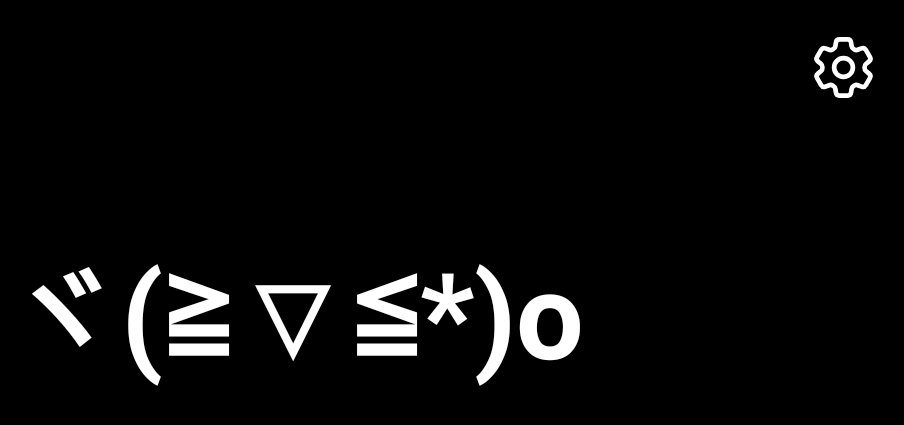
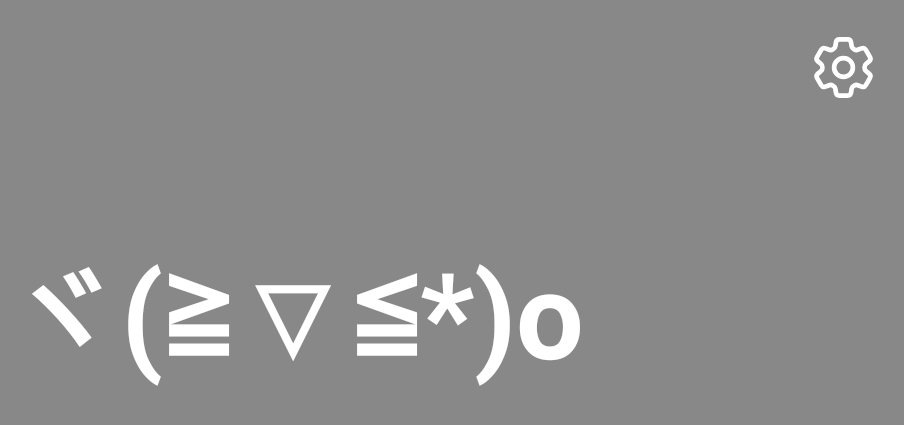
Before and after one commit to lswlc33/AS-Emoji-Clock, an Android app: the screen it shows after launch (MainActivity), on a phone screen of 824 x 412 dp (held sideways). Shown: the top 425 px of the screen, without its empty margins (325-1229 px from the left). Run offline under Robolectric (Android 15) with nearby library versions, the phone set to English and light mode, and no system bars.

Commit message:
添加了自定义表情文本功能

```diff
--- a/app/src/main/java/testcom/ikun/myclock/MainActivity.java
+++ b/app/src/main/java/testcom/ikun/myclock/MainActivity.java
@@ -19,6 +19,53 @@ import java.util.ArrayList;
 import java.util.Random;
 
 public class MainActivity extends AppCompatActivity {
+    static ArrayList<String> bg_colors = new ArrayList<String>();
+    static ArrayList<String> emoji_text = new ArrayList<String>();
+    static {
+        bg_colors.add("BLACK");
+        bg_colors.add("BLUE");
+        bg_colors.add("CYAN");
+        bg_colors.add("GRAY");
+        bg_colors.add("GREEN");
+        bg_colors.add("MAGENTA");
+        bg_colors.add("RED");
+        emoji_text.add("ヾ(≧▽≦*)o");
+        emoji_text.add("(●'◡'●))");
+        emoji_text.add("q(≧▽≦q)");
+        emoji_text.add("(≧∇≦)ﾉ)");
+        emoji_text.add("ヾ(^▽^*)))");
+        emoji_text.add("♪(´▽｀)");
+    }
+
+
+
+
+
+    public void init_main() {
+        //
+        FrameLayout background = (FrameLayout) findViewById(R.id.background);
+        TextView text = (TextView) findViewById(R.id.textView);
+
+        Random random = new Random();
+        int index = random.nextInt(bg_colors.size());
+        int index2 = random.nextInt(emoji_text.size());
+
+        text.setTextSize(Setting.emojitextsize);
+
+        if (Setting.isallowbgcolorchange) {
+            background.setBackgroundColor(Color.parseColor(bg_colors.get(index)));
+        } ;
+        if (Setting.isallowemojitextchange) {
+        }else{
+            if(Setting.iscustomemojitext) {
+                text.setText(Setting.customemojitext);
+            }else {
+                text.setText(emoji_text.get(index2));
+            }
+        }
+    }
+
+
 
     @Override
     protected void onCreate(Bundle savedInstanceState) {
@@ -31,6 +78,7 @@ public class MainActivity extends AppCompatActivity {
         TextView text = (TextView) findViewById(R.id.textView);
         ImageView image = (ImageView) findViewById(R.id.imageView2);
         text.setTextSize(Setting.emojitextsize);
+        init_main();
 
         image.setOnClickListener(new View.OnClickListener() {
             @Override
@@ -45,38 +93,7 @@ public class MainActivity extends AppCompatActivity {
         background.setOnClickListener(new View.OnClickListener() {
             @Override
             public void onClick(View view) {
-                ArrayList<String> colors;
-                colors = new ArrayList<String>();
-                colors.add("BLACK");
-                colors.add("BLUE");
-                colors.add("CYAN");
-                colors.add("GRAY");
-                colors.add("GREEN");
-                colors.add("MAGENTA");
-                colors.add("RED");
-
-                ArrayList<String> emojitext;
-                emojitext = new ArrayList<String>();
-                emojitext.add("ヾ(≧▽≦*)o");
-                emojitext.add("(●'◡'●))");
-                emojitext.add("q(≧▽≦q)");
-                emojitext.add("(≧∇≦)ﾉ)");
-                emojitext.add("ヾ(^▽^*)))");
-                emojitext.add("♪(´▽｀)");
-
-
-                Random random = new Random();
-                int index = random.nextInt(colors.size());
-                int index2 = random.nextInt(emojitext.size());
-
-                text.setTextSize(Setting.emojitextsize);
-
-                if (Setting.isallowbgcolorchange) {
-                    background.setBackgroundColor(Color.parseColor(colors.get(index)));
-                } ;
-                if (Setting.isallowemojitextchange) {
-                    text.setText(emojitext.get(index2));
-                }
+                init_main();
             }
 
         });
@@ -90,6 +107,7 @@ public class MainActivity extends AppCompatActivity {
         View decorView = getWindow().getDecorView();
         int uiOptions = View.SYSTEM_UI_FLAG_HIDE_NAVIGATION;
         decorView.setSystemUiVisibility(uiOptions);
+        init_main();
     }
 
 }
```
Also changed, not shown: app/src/main/java/testcom/ikun/myclock/Setting.java (+20 -0 lines).
